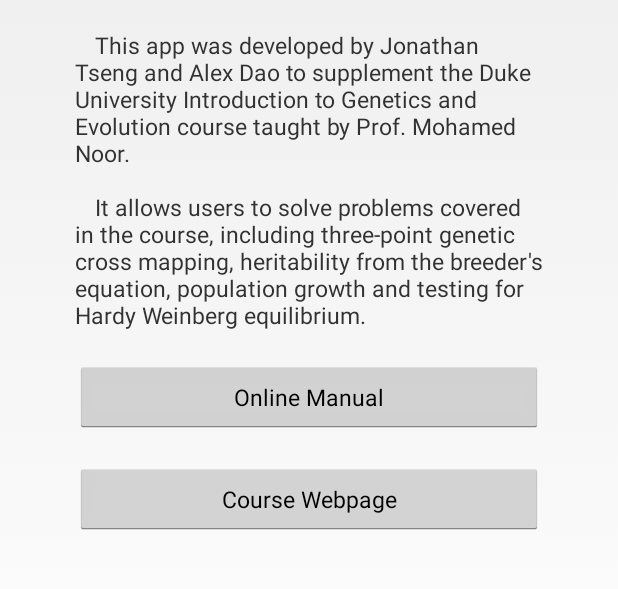
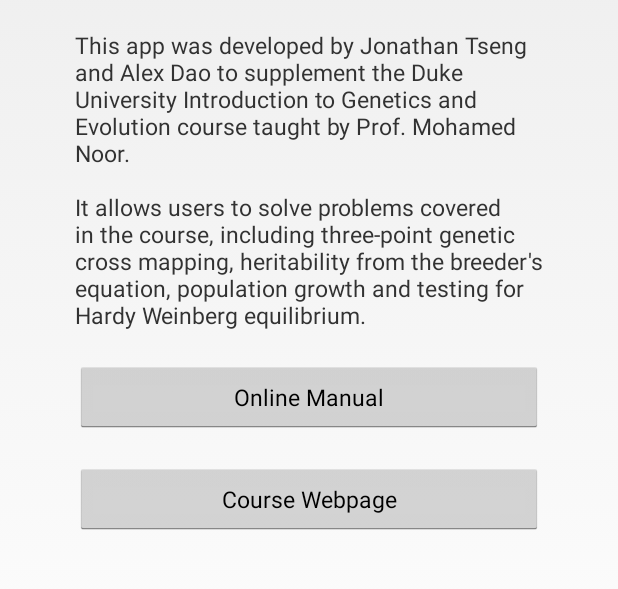
Before and after one commit to LNYApps/GeneticsAndEvolution, an Android app: the screen it shows after launch (MainActivity), with the options menu open, on a phone screen of 412 x 824 dp, the part 413-1002 px from its top. Run offline under Robolectric (Android 15) with nearby library versions, the phone set to English and light mode, and no system bars; 2 statements that could not run were skipped.

Commit message:
taking out tabs

```diff
--- a/app/src/main/res/values/strings.xml
+++ b/app/src/main/res/values/strings.xml
@@ -21,7 +21,7 @@
 
     <!-- About Fragment -->
     <string name="a_title">Genetics And Evolution</string>
-    <string name="a_about">\tThis app was developed by Jonathan Tseng and Alex Dao to supplement the Duke University Introduction to Genetics and Evolution course taught by Prof. Mohamed Noor. \n\n\tIt allows users to solve problems covered in the course, including three-point genetic cross mapping, heritability from the breeder\'s equation, population growth and testing for Hardy Weinberg equilibrium.</string>
+    <string name="a_about">This app was developed by Jonathan Tseng and Alex Dao to supplement the Duke University Introduction to Genetics and Evolution course taught by Prof. Mohamed Noor. \n\nIt allows users to solve problems covered in the course, including three-point genetic cross mapping, heritability from the breeder\'s equation, population growth and testing for Hardy Weinberg equilibrium.</string>
     <string name="a_coursewebsite">Course Webpage</string>
     <string name="a_onlinedocumentation">Online Manual</string>
 
```
